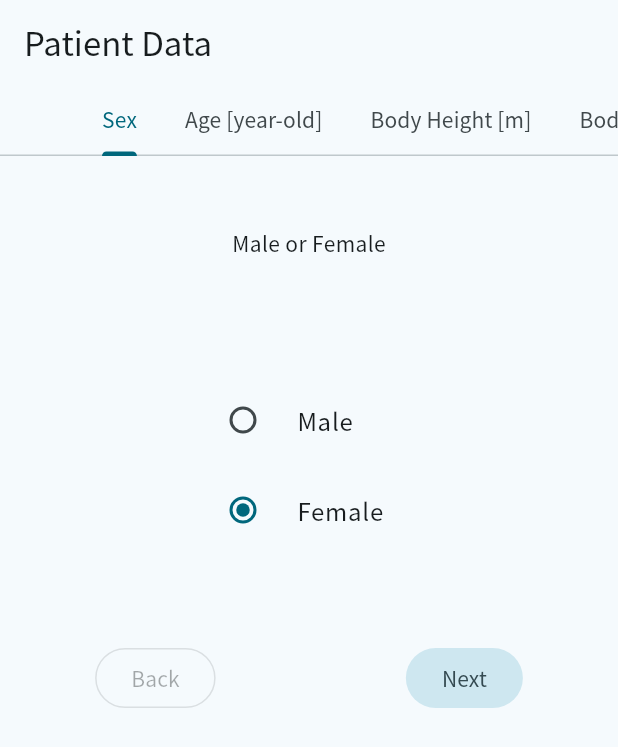
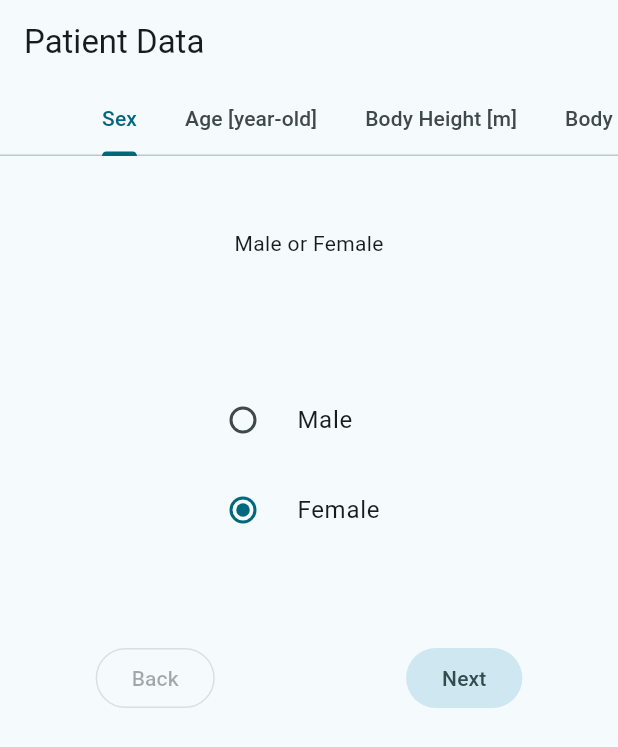
Before and after one commit to studiome/clti_risk, a Flutter app: the screen it shows after launch, on a phone screen of 412 x 824 dp. Shown: the top 747 px of the screen. Run offline on Flutter 3.47's test engine with Material 2 defaults, Android fonts, the phone set to English and light mode, and no system bars.

Commit message:
remove ja settings

```diff
--- a/lib/main.dart
+++ b/lib/main.dart
@@ -26,13 +26,13 @@ class MyApp extends StatelessWidget {
         theme: ThemeData(
           useMaterial3: true,
           colorSchemeSeed: jsvsColor,
-          fontFamily: 'Noto Sans JP',
+          //fontFamily: 'Noto Sans JP',
         ),
         darkTheme: ThemeData(
           useMaterial3: true,
           brightness: Brightness.dark,
           colorSchemeSeed: jsvsColor,
-          fontFamily: 'Noto Sans JP',
+          //fontFamily: 'Noto Sans JP',
         ),
         themeMode: ThemeMode.system,
         home: ClinicalDataController(
```
Also changed, not shown: pubspec.yaml (+13 -23 lines).
